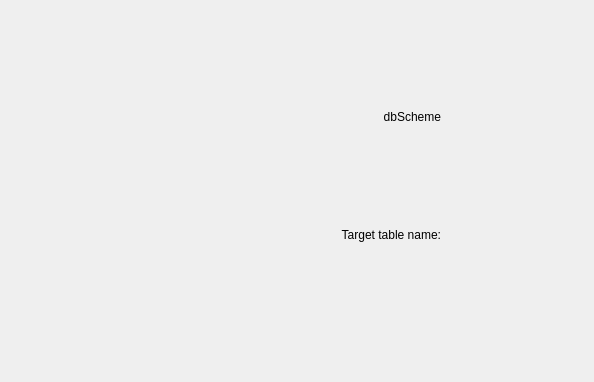
Old version of the form GUI/gui_qt/wizard_page_2.ui in the repository dmitry-pedchenko/Designer_Etl.
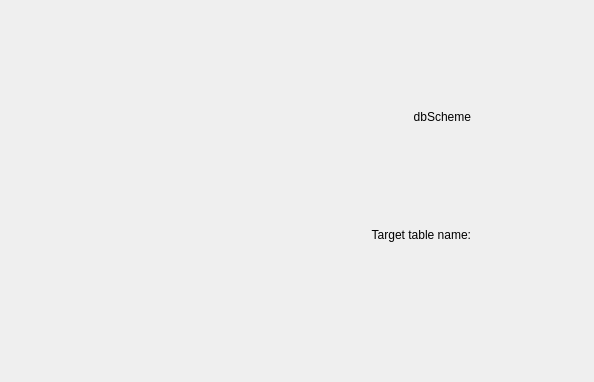
New version of the form.

Diff of the .ui file:
```diff
--- a/GUI/gui_qt/wizard_page_2.ui
+++ b/GUI/gui_qt/wizard_page_2.ui
@@ -16,9 +16,9 @@
   <widget class="QWidget" name="verticalLayoutWidget">
    <property name="geometry">
     <rect>
-     <x>160</x>
+     <x>130</x>
      <y>60</y>
-     <width>281</width>
+     <width>341</width>
      <height>231</height>
     </rect>
    </property>
```
